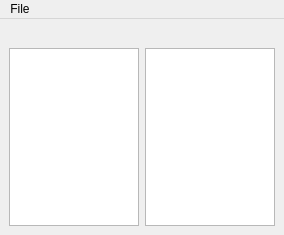
This is resources/views/MainWindow.ui in librepisteme/ogs-gui as Qt 5 draws it before an edit. The edited form follows.
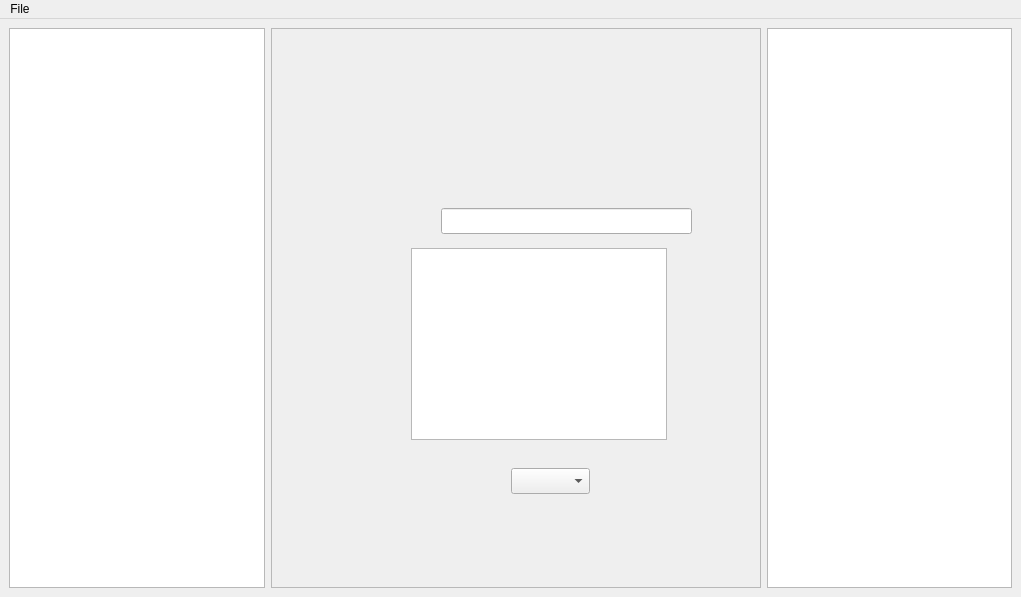
This is the edited form.

Diff of the .ui file:
```diff
--- a/resources/views/MainWindow.ui
+++ b/resources/views/MainWindow.ui
@@ -6,8 +6,8 @@
    <rect>
     <x>0</x>
     <y>0</y>
-    <width>284</width>
-    <height>235</height>
+    <width>1021</width>
+    <height>597</height>
    </rect>
   </property>
   <property name="windowTitle">
@@ -18,8 +18,14 @@
   </property>
   <widget class="QWidget" name="centralwidget">
    <layout class="QGridLayout" name="gridLayout">
-    <item row="1" column="0">
+    <item row="0" column="0">
      <widget class="QTreeView" name="projectTree">
+      <property name="sizePolicy">
+       <sizepolicy hsizetype="Preferred" vsizetype="Expanding">
+        <horstretch>0</horstretch>
+        <verstretch>0</verstretch>
+       </sizepolicy>
+      </property>
       <property name="maximumSize">
        <size>
         <width>16777215</width>
@@ -37,26 +43,87 @@
       </property>
      </widget>
     </item>
-    <item row="1" column="1">
-     <widget class="QTableView" name="projectTable">
-      <property name="sizePolicy">
-       <sizepolicy hsizetype="Preferred" vsizetype="Preferred">
-        <horstretch>0</horstretch>
-        <verstretch>0</verstretch>
-       </sizepolicy>
-      </property>
-     </widget>
-    </item>
     <item row="0" column="1">
-     <widget class="QLabel" name="activeElementLabel">
+     <widget class="QFrame" name="visualizationFrame">
       <property name="enabled">
        <bool>true</bool>
       </property>
-      <property name="text">
-       <string/>
+      <property name="sizePolicy">
+       <sizepolicy hsizetype="Expanding" vsizetype="Preferred">
+        <horstretch>4</horstretch>
+        <verstretch>1</verstretch>
+       </sizepolicy>
       </property>
-      <property name="alignment">
-       <set>Qt::AlignCenter</set>
+      <property name="minimumSize">
+       <size>
+        <width>300</width>
+        <height>300</height>
+       </size>
+      </property>
+      <property name="maximumSize">
+       <size>
+        <width>16777215</width>
+        <height>16777215</height>
+       </size>
+      </property>
+      <property name="frameShape">
+       <enum>QFrame::StyledPanel</enum>
+      </property>
+      <property name="frameShadow">
+       <enum>QFrame::Raised</enum>
+      </property>
+      <widget class="QLineEdit" name="selectedElementValue">
+       <property name="geometry">
+        <rect>
+         <x>170</x>
+         <y>180</y>
+         <width>251</width>
+         <height>26</height>
+        </rect>
+       </property>
+      </widget>
+      <widget class="QLabel" name="selectedElementName">
+       <property name="geometry">
+        <rect>
+         <x>170</x>
+         <y>150</y>
+         <width>271</width>
+         <height>21</height>
+        </rect>
+       </property>
+       <property name="text">
+        <string/>
+       </property>
+      </widget>
+      <widget class="QComboBox" name="comboBox">
+       <property name="geometry">
+        <rect>
+         <x>240</x>
+         <y>440</y>
+         <width>79</width>
+         <height>26</height>
+        </rect>
+       </property>
+      </widget>
+      <widget class="QTableWidget" name="selectedElementAttributes">
+       <property name="geometry">
+        <rect>
+         <x>140</x>
+         <y>220</y>
+         <width>256</width>
+         <height>192</height>
+        </rect>
+       </property>
+      </widget>
+     </widget>
+    </item>
+    <item row="0" column="2">
+     <widget class="QTableView" name="elementTable">
+      <property name="sizePolicy">
+       <sizepolicy hsizetype="Preferred" vsizetype="Expanding">
+        <horstretch>2</horstretch>
+        <verstretch>0</verstretch>
+       </sizepolicy>
       </property>
      </widget>
     </item>
@@ -67,7 +134,7 @@
     <rect>
      <x>0</x>
      <y>0</y>
-     <width>284</width>
+     <width>1021</width>
      <height>23</height>
     </rect>
    </property>
```
Left out of the diff: 7 changed lines with no effect on the pictures.
